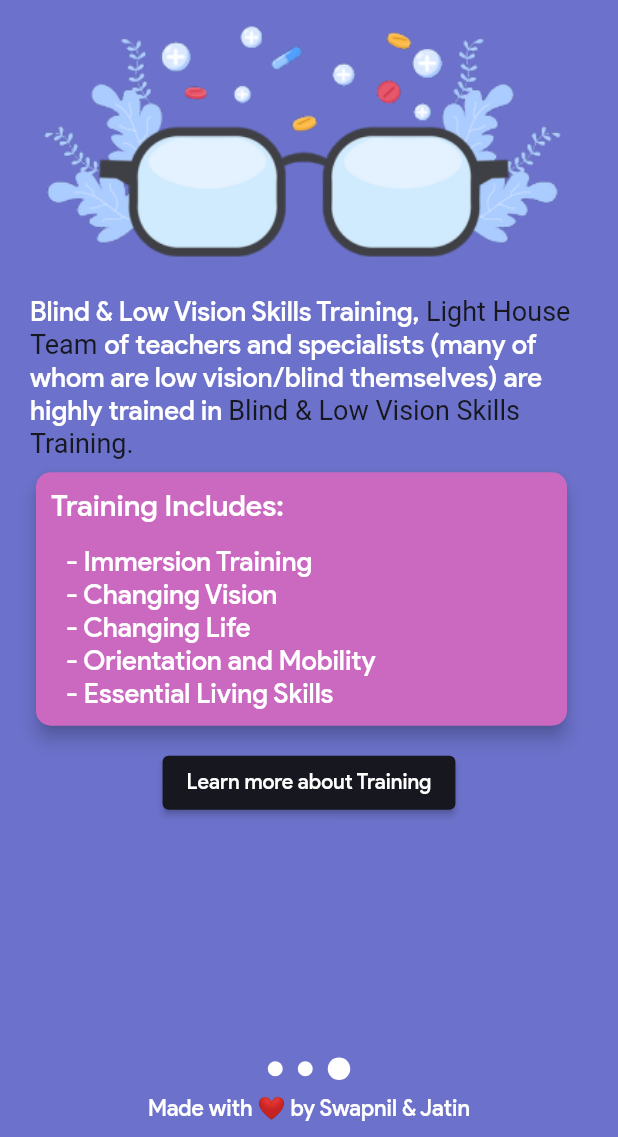
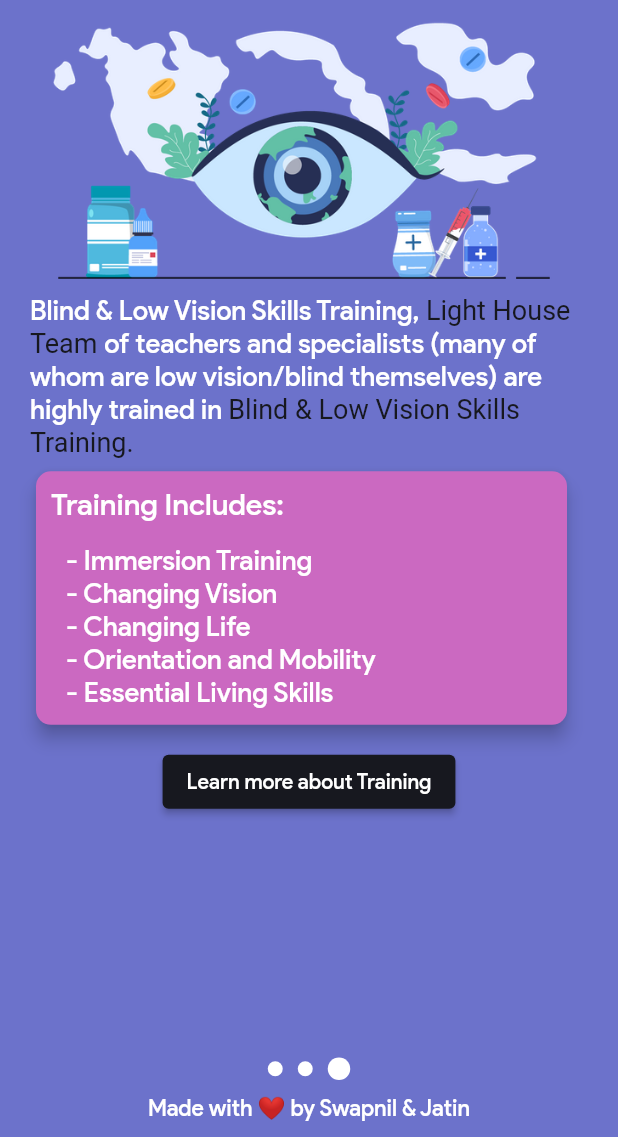
Before and after one commit to swapnilsparsh/YourEyes, a Flutter app: the PageThree widget shown alone on an empty page, opened directly, on a phone screen of 412 x 824 dp, the part 99-1236 px from its top. Run offline on Flutter 3.47's test engine with Material 2 defaults, Android fonts, the phone set to English and light mode, and no system bars; our stand-ins replace camera, flutter_tts, liquid_swipe, splashscreen; missing offline and left inert: telephony, tflite.

Commit message:
Color code added

```diff
--- a/lib/content/page3.dart
+++ b/lib/content/page3.dart
@@ -39,10 +39,10 @@
                 children: [
                   ClipRRect(
                     borderRadius: BorderRadius.circular(8.0),
-                    child: Image.asset('assets/images/launch_image.png'),
+                    child: Image.asset('assets/images/visionskills.png'),
                   ),
                   SizedBox(
-                    height: 20.0,
+                    height: 10.0,
                   ),
                   Text.rich(
                     TextSpan(
--- a/lib/pages/splashscreen.dart
+++ b/lib/pages/splashscreen.dart
@@ -14,10 +14,10 @@
   Widget build(BuildContext context) {
     return SplashScreen(
       seconds: 3,
-      image: Image.asset('assets/images/visionskills.png'),
+      image: Image.asset('assets/images/volunteering.png'),
       navigateAfterSeconds: new HomePage(cameras),
-      backgroundColor: Colors.teal[200],
-      photoSize: 150,
+      backgroundColor: Color.fromRGBO(108, 114, 203, 1),
+      photoSize: 180,
       loaderColor: Colors.white,
       loadingText: Text(
         'Loading...\n\n Made with ❤️ by Jatin & Swapnil',
```
Also changed, not shown: lib/pages/home.dart (+3 -9 lines), assets/images/volunteering.png (added).
